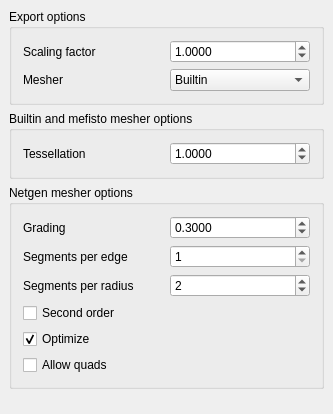
This is src/Mod/BIM/Resources/ui/preferences-dae.ui in southseact-3d/fcd as Qt 5 draws it before an edit. The edited form follows.
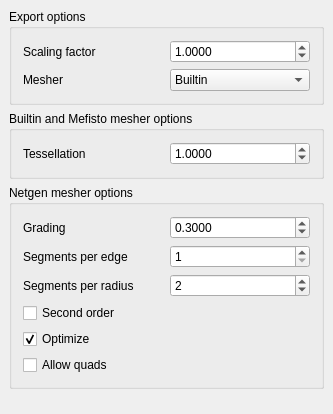
This is the edited form. Custom widgets are drawn as their Qt base class.

Diff of the .ui file:
```diff
--- a/src/Mod/BIM/Resources/ui/preferences-dae.ui
+++ b/src/Mod/BIM/Resources/ui/preferences-dae.ui
@@ -105,7 +105,7 @@
    <item>
     <widget class="QGroupBox" name="groupBox_2">
      <property name="title">
-      <string>Builtin and mefisto mesher options</string>
+      <string>Builtin and Mefisto mesher options</string>
      </property>
      <layout class="QVBoxLayout" name="verticalLayout_2">
       <item>
```
